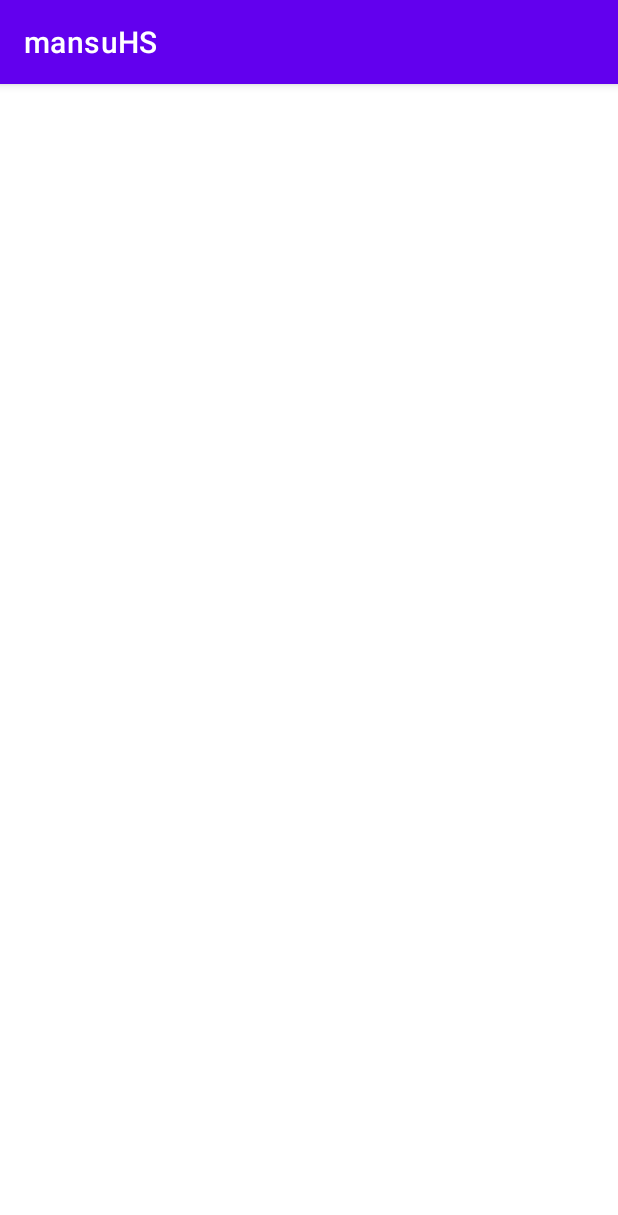
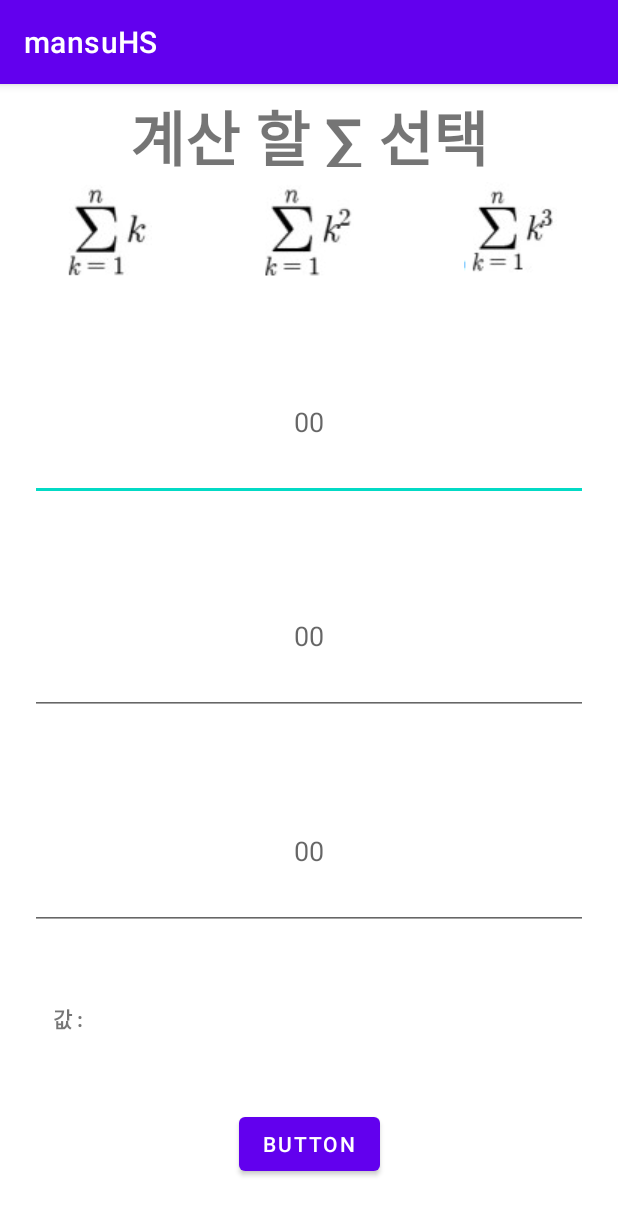
Before and after one commit to Park-minseo/mansuHS, an Android app: the calculator1 screen opened directly, with no data from a screen before it, on a phone screen of 412 x 824 dp. Shown: the top 1215 px of the screen. Run offline under Robolectric (Android 15) with nearby library versions, the phone set to English and light mode, and no system bars.

Commit message:
3차 저장본(아마 여기까지만 할듯)

```diff
--- a/app/src/main/java/com/mbtl/mansuhighschool/calculator1.java
+++ b/app/src/main/java/com/mbtl/mansuhighschool/calculator1.java
@@ -1,7 +1,13 @@
 package com.mbtl.mansuhighschool;
+
+import android.os.Bundle;
 
 import androidx.appcompat.app.AppCompatActivity;
 
 public class calculator1 extends AppCompatActivity{
-
+    @Override
+    protected void onCreate(Bundle savedInstanceState) {
+        super.onCreate(savedInstanceState);
+        setContentView(R.layout.calculator1);
+    }
 }
--- a/app/src/main/res/layout/calculator.xml
+++ b/app/src/main/res/layout/calculator.xml
@@ -63,8 +63,9 @@
     <TextView
         android:id="@+id/value"
         android:layout_width="match_parent"
-        android:layout_height="wrap_content"
+        android:layout_height="30dp"
         android:layout_marginTop="50dp"
+        android:gravity="center_horizontal|left|center_vertical"
         android:text="값:"
         app:layout_constraintStart_toStartOf="parent"
         app:layout_constraintTop_toBottomOf="@+id/putvalue3LL" />
--- a/app/src/main/res/layout/calculator1.xml
+++ b/app/src/main/res/layout/calculator1.xml
@@ -1,6 +1,134 @@
 <?xml version="1.0" encoding="utf-8"?>
 <androidx.constraintlayout.widget.ConstraintLayout xmlns:android="http://schemas.android.com/apk/res/android"
+    xmlns:app="http://schemas.android.com/apk/res-auto"
+    xmlns:tools="http://schemas.android.com/tools"
     android:layout_width="match_parent"
     android:layout_height="match_parent">
 
+    <EditText
+        android:id="@+id/hourET2"
+        android:layout_width="0dp"
+        android:layout_height="105dp"
+        android:layout_marginStart="20dp"
+        android:layout_marginEnd="20dp"
+        android:layout_weight="1"
+        android:gravity="center"
+        android:hint="00"
+        android:inputType="number"
+        app:layout_constraintBottom_toTopOf="@+id/hourET3"
+        app:layout_constraintEnd_toEndOf="parent"
+        app:layout_constraintStart_toStartOf="parent"
+        app:layout_constraintTop_toBottomOf="@+id/imageView5"
+        tools:ignore="MissingConstraints" />
+
+    <EditText
+        android:id="@+id/hourET3"
+        android:layout_width="0dp"
+        android:layout_height="105dp"
+        android:layout_marginStart="20dp"
+        android:layout_marginEnd="20dp"
+        android:layout_weight="1"
+        android:gravity="center"
+        android:hint="00"
+        android:inputType="number"
+        app:layout_constraintBottom_toTopOf="@+id/hourET"
+        app:layout_constraintEnd_toEndOf="parent"
+        app:layout_constraintStart_toStartOf="parent"
+        app:layout_constraintTop_toBottomOf="@+id/hourET2"
+        tools:ignore="MissingConstraints" />
+
+    <EditText
+        android:id="@+id/hourET"
+        android:layout_width="0dp"
+        android:layout_height="105dp"
+        android:layout_marginStart="20dp"
+        android:layout_marginEnd="20dp"
+        android:layout_weight="1"
+        android:gravity="center"
+        android:hint="00"
+        android:inputType="number"
+        app:layout_constraintBottom_toTopOf="@+id/textView5"
+        app:layout_constraintEnd_toEndOf="parent"
+        app:layout_constraintStart_toStartOf="parent"
+        app:layout_constraintTop_toBottomOf="@+id/hourET3"
+        tools:ignore="MissingConstraints" />
+
+    <TextView
+        android:id="@+id/textView3"
+        android:layout_width="0dp"
+        android:layout_height="50dp"
+        android:layout_marginStart="10dp"
+        android:layout_marginTop="5dp"
+        android:layout_marginEnd="10dp"
+        android:gravity="center"
+        android:text="계산 할 ∑ 선택"
+        android:textSize="40sp"
+        android:textStyle="bold"
+        app:layout_constraintEnd_toEndOf="parent"
+        app:layout_constraintStart_toStartOf="parent"
+        app:layout_constraintTop_toTopOf="parent" />
+
+    <ImageView
+        android:id="@+id/imageView3"
+        android:layout_width="0dp"
+        android:layout_height="wrap_content"
+        android:layout_marginStart="10dp"
+        android:layout_marginTop="10dp"
+        android:layout_marginEnd="5dp"
+        app:layout_constraintEnd_toStartOf="@+id/imageView4"
+        app:layout_constraintHorizontal_bias="0.5"
+        app:layout_constraintStart_toStartOf="parent"
+        app:layout_constraintTop_toBottomOf="@+id/textView3"
+        app:srcCompat="@drawable/resource__" />
+
+    <ImageView
+        android:id="@+id/imageView4"
+        android:layout_width="0dp"
+        android:layout_height="wrap_content"
+        android:layout_marginStart="5dp"
+        android:layout_marginTop="10dp"
+        android:layout_marginEnd="5dp"
+        app:layout_constraintEnd_toStartOf="@+id/imageView5"
+        app:layout_constraintHorizontal_bias="0.5"
+        app:layout_constraintStart_toEndOf="@+id/imageView3"
+        app:layout_constraintTop_toBottomOf="@+id/textView3"
+        app:srcCompat="@drawable/_1" />
+
+    <ImageView
+        android:id="@+id/imageView5"
+        android:layout_width="0dp"
+        android:layout_height="wrap_content"
+        android:layout_marginStart="5dp"
+        android:layout_marginTop="10dp"
+        android:layout_marginEnd="10dp"
+        app:layout_constraintEnd_toEndOf="parent"
+        app:layout_constraintHorizontal_bias="0.5"
+        app:layout_constraintStart_toEndOf="@+id/imageView4"
+        app:layout_constraintTop_toBottomOf="@+id/textView3"
+        app:srcCompat="@drawable/_2" />
+
+    <Button
+        android:id="@+id/button7"
+        android:layout_width="wrap_content"
+        android:layout_height="wrap_content"
+        android:text="Button"
+        app:layout_constraintBottom_toBottomOf="parent"
+        app:layout_constraintEnd_toEndOf="parent"
+        app:layout_constraintStart_toStartOf="parent"
+        app:layout_constraintTop_toBottomOf="@+id/textView5" />
+
+    <TextView
+        android:id="@+id/textView5"
+        android:layout_width="0dp"
+        android:layout_height="43dp"
+        android:layout_marginStart="35dp"
+        android:layout_marginEnd="35dp"
+        android:gravity="left|center_vertical"
+        android:text="값 : "
+        android:textStyle="bold"
+        app:layout_constraintBottom_toTopOf="@+id/button7"
+        app:layout_constraintEnd_toEndOf="parent"
+        app:layout_constraintStart_toStartOf="parent"
+        app:layout_constraintTop_toBottomOf="@+id/hourET" />
+
 </androidx.constraintlayout.widget.ConstraintLayout>
```
Also changed, not shown: app/src/main/res/drawable/_1.png (added), app/src/main/res/drawable/_2.png (added), app/src/main/res/drawable/resource__.png (added).
